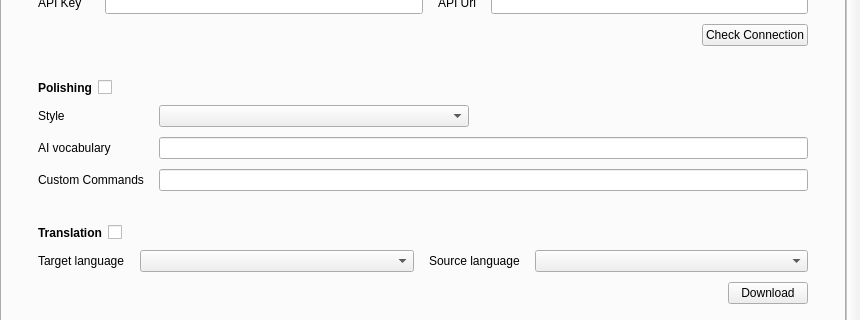
First picture: the form in src/app/MainWin.ui, repository Zeuear/IME_Audio, before the edit; both pictures show x 0 to 860 and y 127 to 447 of the 860 by 787 pixel window.
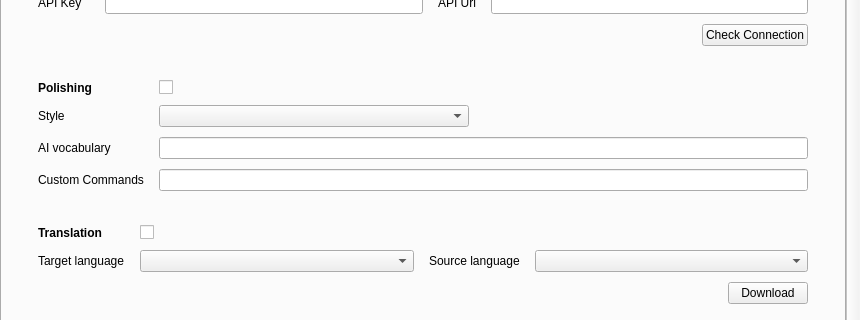
Second picture: the form after the edit. The open tabs and pages were chosen to show the change. Icons and pictures are not drawn. Custom widgets are drawn as their Qt base class.

Patch:
```diff
--- a/src/app/MainWin.ui
+++ b/src/app/MainWin.ui
@@ -934,9 +934,7 @@
                <property name="verticalSpacing">
                 <number>10</number>
                </property>
-               <item row="0" column="0" colspan="4">
-                <layout class="QHBoxLayout" name="polish_title_layout">
-                 <item>
+               <item row="0" column="0">
                   <widget class="QLabel" name="label_24">
                    <property name="text">
                     <string>Polishing</string>
@@ -948,28 +946,13 @@
                    </property>
                   </widget>
                  </item>
-                 <item>
+               <item row="0" column="1" alignment="Qt::AlignmentFlag::AlignLeft|Qt::AlignmentFlag::AlignVCenter">
                   <widget class="AnimatedCheckBox" name="enable_enhancement_checkbox">
                    <property name="text">
                     <string/>
                    </property>
                   </widget>
                  </item>
-                 <item>
-                  <spacer name="polish_title_spacer">
-                   <property name="orientation">
-                    <enum>Qt::Orientation::Horizontal</enum>
-                   </property>
-                   <property name="sizeHint" stdset="0">
-                    <size>
-                     <width>0</width>
-                     <height>0</height>
-                    </size>
-                   </property>
-                  </spacer>
-                 </item>
-                </layout>
-               </item>
                <item row="1" column="0">
                 <widget class="QLabel" name="label_18">
                  <property name="text">
@@ -1027,9 +1010,7 @@
                <property name="verticalSpacing">
                 <number>10</number>
                </property>
-               <item row="0" column="0" colspan="4">
-                <layout class="QHBoxLayout" name="translate_title_layout">
-                 <item>
+               <item row="0" column="0">
                   <widget class="QLabel" name="translate_title_label">
                    <property name="text">
                     <string>Translation</string>
@@ -1041,27 +1022,12 @@
                    </property>
                   </widget>
                  </item>
-                 <item>
+               <item row="0" column="1" alignment="Qt::AlignmentFlag::AlignLeft|Qt::AlignmentFlag::AlignVCenter">
                   <widget class="AnimatedCheckBox" name="translate_enabled_checkbox">
                    <property name="text">
                     <string/>
                    </property>
                   </widget>
-                 </item>
-                 <item>
-                  <spacer name="translate_title_spacer">
-                   <property name="orientation">
-                    <enum>Qt::Orientation::Horizontal</enum>
-                   </property>
-                   <property name="sizeHint" stdset="0">
-                    <size>
-                     <width>0</width>
-                     <height>0</height>
-                    </size>
-                   </property>
-                  </spacer>
-                 </item>
-                </layout>
                </item>
                <item row="1" column="0">
                 <widget class="QLabel" name="label_19">
```
Lines whose indentation alone changed are shown as unchanged.
